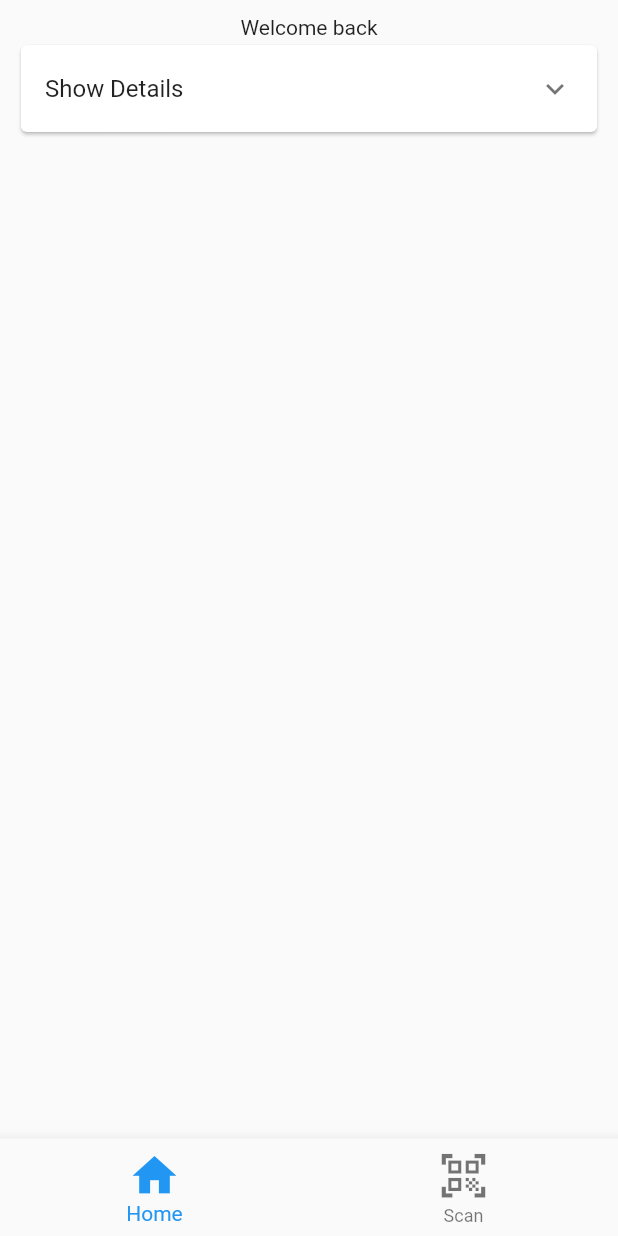
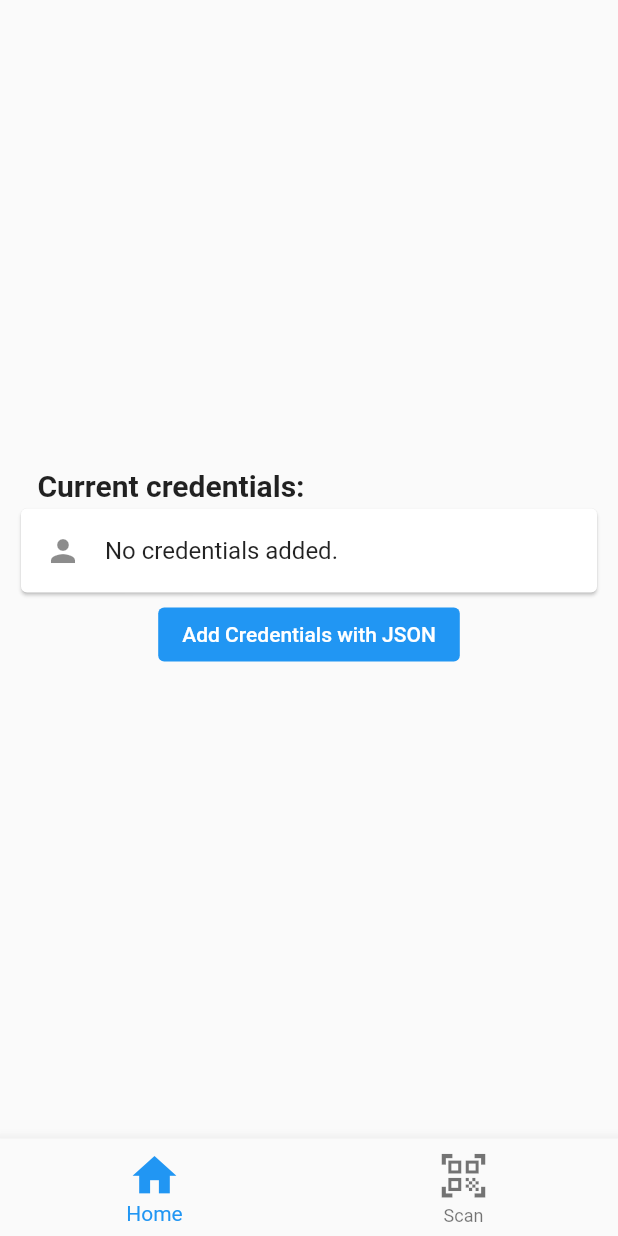
Before and after one commit to ItzyBitzySpider/itzme, a Flutter app: the screen it shows after launch, on a phone screen of 412 x 824 dp. Run offline on Flutter 3.47's test engine with Material 2 defaults, Android fonts, the phone set to English and light mode, and no system bars; our stand-ins replace file_picker, hive, hive_flutter, local_auth, socket_io_client; missing offline and left inert: mobile_scanner; accounts and stored records are empty.

Commit message:
Impemented credentials

```diff
--- a/mobile-app/lib/main.dart
+++ b/mobile-app/lib/main.dart
@@ -1,9 +1,19 @@
 import 'package:flutter/material.dart';
-import 'package:itzme/screens/documents.dart';
+import 'package:hive_flutter/hive_flutter.dart';
+import 'package:itzme/models/credentials.dart';
 import 'package:itzme/screens/home.dart';
 import 'package:itzme/screens/scan.dart';
+import 'package:itzme/services/hive.dart';
 
-void main() {
+void main() async {
+  // Initialize Hive for local storage
+  Hive.registerAdapter(CredentialsAdapter());
+
+  await Hive.initFlutter();
+
+  // Open boxes
+  await Hive.openBox('credentials');
+
   runApp(const MyApp());
 }
 
@@ -36,8 +46,6 @@ const List<BottomNavigationBarItem> _navigationBarItems = [
   // ),
 ];
 
-const List<Widget> _screens = [HomeScreen(), ScanScreen(), DocumentsScreen()];
-
 class Main extends StatefulWidget {
   const Main({super.key});
 
@@ -48,10 +56,43 @@ class Main extends StatefulWidget {
 class _MainState extends State<Main> {
   int _selectedIndex = 0;
 
+  Credentials? credential;
+  late List<Widget> _screens;
+
+  void refreshCredentials() {
+    List<Credentials> creds = getCredentials();
+    setState(() {
+      if (creds.isNotEmpty) {
+        credential = creds[0];
+      } else {
+        credential = null;
+      }
+    });
+  }
+
+  Widget _screen(int index) {
+    _screens = [
+      HomeScreen(
+        credentials: credential,
+        refreshCredentials: refreshCredentials,
+      ),
+      ScanScreen(credentials: credential),
+    ];
+
+    return _screens[index];
+  }
+
+  @override
+  void initState() {
+    super.initState();
+
+    refreshCredentials();
+  }
+
   @override
   Widget build(BuildContext context) {
     return Scaffold(
-      body: _screens[_selectedIndex],
+      body: _screen(_selectedIndex),
       bottomNavigationBar: BottomNavigationBar(
         items: _navigationBarItems,
         currentIndex: _selectedIndex,
--- /dev/null
+++ b/mobile-app/lib/models/credentials.dart
@@ -0,0 +1,21 @@
+import 'package:hive/hive.dart';
+
+part 'credentials.g.dart';
+
+@HiveType(typeId: 1)
+class Credentials {
+  @HiveField(0)
+  final String privateKey;
+
+  @HiveField(1)
+  final int blockNo;
+
+  const Credentials({required this.privateKey, required this.blockNo});
+
+  factory Credentials.fromJson(Map<String, dynamic> json) {
+    return Credentials(
+      privateKey: json['privateKey'],
+      blockNo: int.parse(json['blockNo']),
+    );
+  }
+}
--- a/mobile-app/lib/screens/home.dart
+++ b/mobile-app/lib/screens/home.dart
@@ -1,39 +1,40 @@
+import 'dart:convert';
+import 'dart:io';
+
+import 'package:file_picker/file_picker.dart';
 import 'package:flutter/material.dart';
-import 'package:itzme/models/identity.dart';
+import 'package:itzme/models/credentials.dart';
+import 'package:itzme/services/blockchain.dart';
+import 'package:itzme/services/hive.dart';
 
 class HomeScreen extends StatefulWidget {
-  const HomeScreen({super.key});
+  final Credentials? credentials;
+  final Function refreshCredentials;
+
+  const HomeScreen({
+    super.key,
+    required this.credentials,
+    required this.refreshCredentials,
+  });
 
   @override
   State<HomeScreen> createState() => _HomeScreenState();
 }
 
 class _HomeScreenState extends State<HomeScreen> {
-  Identity user = Identity(
-    name: 'Jeff John',
-    nric: 'S12345678E',
-    dateOfBirth: DateTime(2002, 1, 19),
-    gender: Gender.male,
-    nationality: 'Singaporean',
-    address: 'Geylang Street 32',
-  );
-  bool _profileCardOpened = false;
+  Map<Credentials, String> accountDetails = {};
 
-  Widget _profileCard() {
-    List<Widget> details = [];
-    user.details.forEach((label, value) {});
+  late Future<String> _getCredentialsData;
 
-    Widget bottomPanel = ExpansionTile(
-      title: Text('${_profileCardOpened ? 'Hide' : 'Show'} Details'),
-      onExpansionChanged: (opened) => setState(() {
-        _profileCardOpened = opened;
-      }),
-    );
+  Future<String> getCredentialsData(Credentials? c) async {
+    if (c != null) return (await getData(c));
+    return 'No credentials added.';
+  }
 
-    return Card(
-        child: Column(
-      children: [bottomPanel],
-    ));
+  @override
+  void initState() {
+    super.initState();
+    _getCredentialsData = getCredentialsData(widget.credentials);
   }
 
   @override
@@ -42,10 +43,82 @@ class _HomeScreenState extends State<HomeScreen> {
       body: SafeArea(
         child: Padding(
           padding: const EdgeInsets.all(10.0),
-          child: Column(children: [
-            Text('Welcome back'),
-            _profileCard(),
-          ]),
+          child: Center(
+            child: FutureBuilder<String>(
+              future: _getCredentialsData,
+              builder: (BuildContext context, AsyncSnapshot<String> snapshot) {
+                switch (snapshot.connectionState) {
+                  case ConnectionState.none:
+                  case ConnectionState.waiting:
+                    return const SizedBox(
+                      width: 60,
+                      height: 60,
+                      child: CircularProgressIndicator(),
+                    );
+                  default:
+                    if (snapshot.hasError) {
+                      return Text('Error: ${snapshot.error}');
+                    } else {
+                      return Column(
+                        mainAxisAlignment: MainAxisAlignment.center,
+                        children: [
+                          const Align(
+                            alignment: Alignment.centerLeft,
+                            child: Text(
+                              '   Current credentials:',
+                              style: TextStyle(
+                                fontSize: 20.0,
+                                fontWeight: FontWeight.w600,
+                              ),
+                            ),
+                          ),
+                          Card(
+                            child: ListTile(
+                              minLeadingWidth: 20.0,
+                              leading: const SizedBox(
+                                height: double.infinity,
+                                child: Icon(Icons.person),
+                              ),
+                              title: Text(snapshot.data!),
+                            ),
+                          ),
+                          ElevatedButton(
+                            onPressed: () async {
+                              FilePickerResult? result =
+                                  await FilePicker.platform.pickFiles();
+
+                              if (result != null) {
+                                File file = File(result.files.first.path!);
+                                String data = await file.readAsString();
+
+                                var jsonData = jsonDecode(data);
+
+                                if (widget.credentials != null) {
+                                  deleteCredentials(widget.credentials!);
+                                }
+
+                                Credentials c = Credentials(
+                                  privateKey: jsonData['privateKey'],
+                                  blockNo: jsonData['blockNo'],
+                                );
+                                saveCredentials(c);
+
+                                widget.refreshCredentials();
+                                setState(() {
+                                  _getCredentialsData = getCredentialsData(c);
+                                });
+                              }
+                            },
+                            style: TextButton.styleFrom(elevation: 0.0),
+                            child: const Text('Add Credentials with JSON'),
+                          ),
+                        ],
+                      );
+                    }
+                }
+              },
+            ),
+          ),
         ),
       ),
     );
--- a/mobile-app/lib/services/auth.dart
+++ b/mobile-app/lib/services/auth.dart
@@ -27,6 +27,8 @@ class AuthService {
         print(e);
       }
     }
+
+    print(isAuthenticated);
     return isAuthenticated;
   }
 }
--- /dev/null
+++ b/mobile-app/lib/services/hive.dart
@@ -0,0 +1,24 @@
+import 'package:hive/hive.dart';
+import 'package:itzme/models/credentials.dart';
+
+const String credentialsBoxName = 'credentials';
+
+List<Credentials> getCredentials() {
+  // Fetch credentials from hive box
+  final box = Hive.box(credentialsBoxName);
+  List<Credentials> credentials = List<Credentials>.from(box.values.toList());
+
+  return credentials;
+}
+
+// Save item to database
+Future<void> saveCredentials(Credentials credentials) async {
+  final box = Hive.box(credentialsBoxName);
+  await box.put(credentials.blockNo, credentials);
+}
+
+// Delete item from database
+Future<void> deleteCredentials(Credentials credentials) async {
+  final box = Hive.box(credentialsBoxName);
+  await box.delete(credentials.blockNo);
+}
--- a/mobile-app/pubspec.yaml
+++ b/mobile-app/pubspec.yaml
@@ -40,6 +40,10 @@ dependencies:
   local_auth: ^2.1.2
   mobile_scanner: ^2.0.0
   socket_io_client: ^2.0.0
+  http: ^0.13.5
+  hive: ^2.2.3
+  hive_flutter: ^1.1.0
+  file_picker: ^5.2.2
 
 dev_dependencies:
   flutter_test:
@@ -51,6 +55,8 @@ dev_dependencies:
   # package. See that file for information about deactivating specific lint
   # rules and activating additional ones.
   flutter_lints: ^2.0.0
+  build_runner: ^2.3.2
+  hive_generator: ^2.0.0
 
 # For information on the generic Dart part of this file, see the
 # following page: https://dart.dev/tools/pub/pubspec
```
Also changed, not shown: mobile-app/lib/screens/add_credentials.dart (added, +47 -0 lines), mobile-app/lib/screens/request_popup.dart (+24 -25 lines), mobile-app/lib/screens/scan.dart (+33 -8 lines), mobile-app/lib/services/blockchain.dart (+48 -12 lines), mobile-app/lib/models/credentials.g.dart (added), mobile-app/pubspec.lock, 6 other files.
